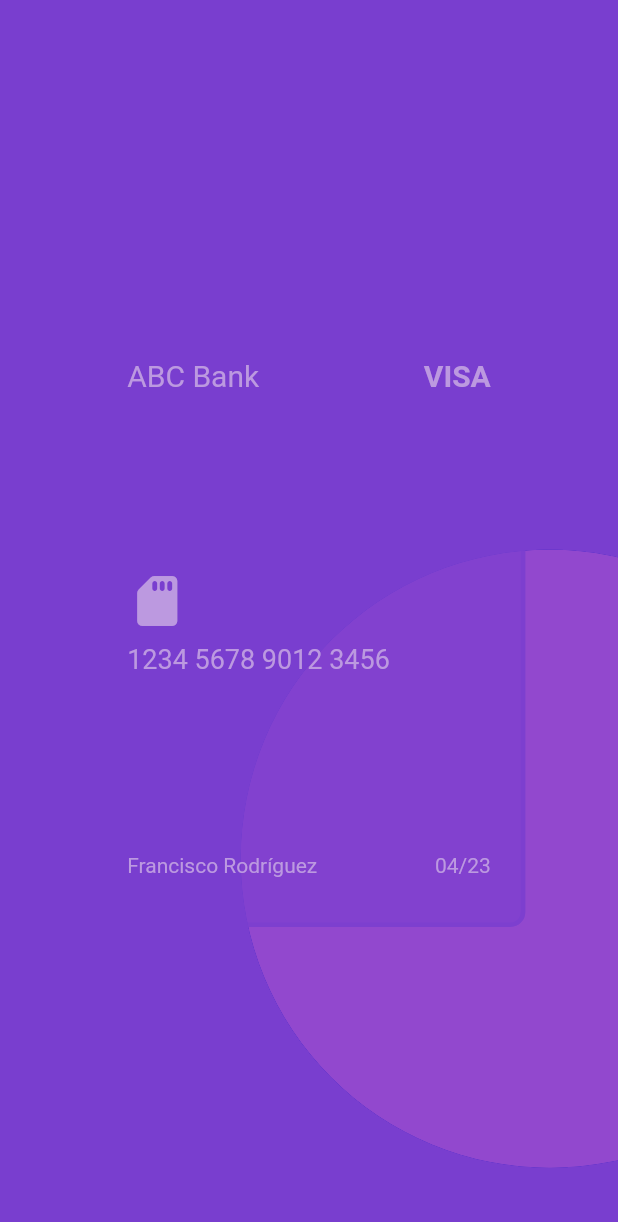
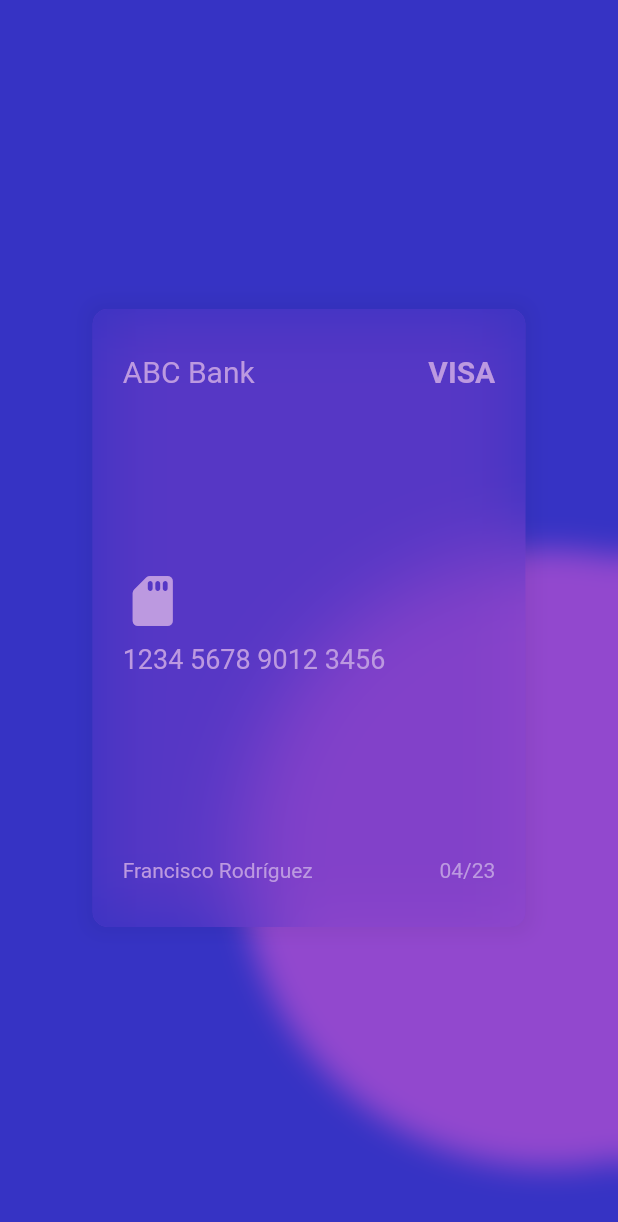
Before and after one commit to FranciscoRdz2001/gyroscope_challenge_flutter, a Flutter app: the screen it shows after launch, on a phone screen of 412 x 824 dp. Shown: the top 1222 px of the screen. Run offline on Flutter 3.47's test engine with Material 2 defaults, Android fonts, the phone set to English and light mode, and no system bars; missing offline and left inert: flutter_sensors, simple_kalman; Roboto replaces fonts that are missing (Poppins).

```diff
--- a/lib/modules/home/pages/home_page.dart
+++ b/lib/modules/home/pages/home_page.dart
@@ -18,15 +18,13 @@ class HomePage extends StatefulWidget {
 }
 
 class _HomePageState extends State<HomePage> {
-  static const accent = Color(0xff3633c4);
-  static const cardColor = Color(0xff793ecf);
   static const secondary = Color(0xff9248ce);
   static const bubblesColors = [
     Color(0xff4419c5),
     Color(0xff5121c3),
     Color(0xff682cd2),
-    accent,
-    cardColor,
+    Color.fromARGB(255, 43, 40, 186),
+    Color.fromARGB(255, 97, 45, 174),
     secondary,
   ];
 
@@ -35,15 +33,13 @@ class _HomePageState extends State<HomePage> {
 
   late final Stream<SensorEvent> stream;
   late final StreamSubscription<SensorEvent> suscription;
-  final kalmanX = SimpleKalman(q: 0.01, errorMeasure: 0.1, errorEstimate: 0.1);
-  final kalmanY = SimpleKalman(q: 0.01, errorMeasure: 0.1, errorEstimate: 0.1);
-
-  final List<List<double>> gyroData = [];
-  final int windowSize = 5;
+  final kalmanX =
+      SimpleKalman(q: 0.01, errorMeasure: 0.35, errorEstimate: 0.35);
+  final kalmanY =
+      SimpleKalman(q: 0.01, errorMeasure: 0.35, errorEstimate: 0.35);
 
   double x = 0;
   double y = 0;
-  double z = 0;
 
   @override
   void initState() {
@@ -60,12 +56,12 @@ class _HomePageState extends State<HomePage> {
   void initStream() async {
     stream = await SensorManager().sensorUpdates(
       sensorId: 1,
-      interval: const Duration(milliseconds: 0),
+      interval: const Duration(milliseconds: 50),
     );
     suscription = stream.listen((event) {
       setState(() {
-        final clampledX = clampDouble(event.data[0], -0.45, 0.45);
-        final clampledY = clampDouble(event.data[1], -0.45, 0.45);
+        final clampledX = clampDouble(event.data[0], -0.25, 0.25);
+        final clampledY = clampDouble(event.data[1], -0.25, 0.25);
         x = kalmanX.filtered(clampledX);
         y = kalmanY.filtered(clampledY);
       });
@@ -79,19 +75,20 @@ class _HomePageState extends State<HomePage> {
     final resp = ResponsiveUtil.of(context);
 
     return Scaffold(
-      body: Container(
-        // duration: const Duration(milliseconds: 500),
-        decoration: BoxDecoration(
-          gradient: LinearGradient(
-            colors: const [
-              accent,
-              cardColor,
-            ],
-            begin: Alignment.topCenter,
-            end: Alignment.bottomCenter,
-            stops: [x, y],
-          ),
-        ),
+      body: AnimatedContainer(
+        duration: const Duration(milliseconds: 500),
+        color: x.abs() <= 0.1 ? accent : cardColor,
+        // decoration: BoxDecoration(
+        // gradient: LinearGradient(
+        //   colors: const [
+        //     accent,
+        //     cardColor,
+        //   ],
+        //   begin: Alignment.centerRight,
+        //   end: Alignment.centerLeft,
+        //   // stops: [x, y],
+        // ),
+        // ),
         child: Center(
           child: Stack(
             alignment: Alignment.center,
@@ -103,9 +100,17 @@ class _HomePageState extends State<HomePage> {
                 x: y,
                 y: x,
               ),
-              SizedBox(
-                height: resp.height,
-                width: resp.width,
+              ClipRRect(
+                child: BackdropFilter(
+                  filter: ImageFilter.blur(
+                    sigmaX: 10,
+                    sigmaY: 10,
+                  ),
+                  child: SizedBox(
+                    height: resp.height,
+                    width: resp.width,
+                  ),
+                ),
               ),
               CardWidget(color: cardColor, x: x, y: y),
             ],
--- a/lib/modules/home/widgets/bubbles_background_widget.dart
+++ b/lib/modules/home/widgets/bubbles_background_widget.dart
@@ -26,8 +26,8 @@ class BubblesBackgroundWidget extends StatelessWidget {
         colors: colors,
         positions: positions,
         radius: resp.wp(50),
-        spacing: 200 * x,
-        ySpacing: 200 * y,
+        spacing: 50 * x,
+        ySpacing: 100 * y,
         directions: directions,
       ),
     );
--- a/lib/modules/home/widgets/card_widget.dart
+++ b/lib/modules/home/widgets/card_widget.dart
@@ -1,3 +1,5 @@
+import 'dart:ui';
+
 import 'package:flutter/material.dart';
 import 'package:gyroscope_challenge/app/utils/responsive_util.dart';
 import 'package:gyroscope_challenge/app/utils/text_styles_util.dart';
@@ -28,15 +30,24 @@ class CardWidget extends StatelessWidget {
       child: Container(
         height: resp.hp(50),
         width: resp.wp(70),
+        // padding: const EdgeInsets.symmetric(vertical: 30, horizontal: 20),
+        decoration: BoxDecoration(
+          color: color.withOpacity(0.5),
+          borderRadius: BorderRadius.circular(10),
+          boxShadow: [
+            BoxShadow(
+              color: Colors.black.withOpacity(0.05),
+              blurRadius: 10,
+              spreadRadius: 5,
+            ),
+          ],
+        ),
+        child: ClipRRect(
+          borderRadius: BorderRadius.circular(10),
+          child: BackdropFilter(
+            filter: ImageFilter.blur(sigmaX: 25, sigmaY: 25),
+            child: Padding(
               padding: const EdgeInsets.symmetric(vertical: 30, horizontal: 20),
-        decoration: BoxDecoration(
-          color: color.withOpacity(0.65),
-          borderRadius: BorderRadius.circular(10),
-          border: Border.all(
-            color: color.withOpacity(0.605),
-            width: 3,
-          ),
-        ),
               child: Column(
                 crossAxisAlignment: CrossAxisAlignment.start,
                 mainAxisAlignment: MainAxisAlignment.center,
@@ -60,7 +71,8 @@ class CardWidget extends StatelessWidget {
                       mainAxisAlignment: MainAxisAlignment.center,
                       crossAxisAlignment: CrossAxisAlignment.start,
                       children: [
-                  const Icon(Icons.sd_card_rounded, color: fontColor, size: 40),
+                        const Icon(Icons.sd_card_rounded,
+                            color: fontColor, size: 40),
                         SizedBox(height: resp.hp(1)),
                         Text(
                           '1234 5678 9012 3456',
@@ -86,6 +98,9 @@ class CardWidget extends StatelessWidget {
                 ],
               ),
             ),
+          ),
+        ),
+      ),
     );
   }
 }
--- a/lib/widgets/painters/bubbles_painter.dart
+++ b/lib/widgets/painters/bubbles_painter.dart
@@ -1,5 +1,3 @@
-import 'dart:math';
-
 import 'package:flutter/material.dart';
 
 class BubblesPainter extends CustomPainter {
@@ -36,7 +34,7 @@ class BubblesPainter extends CustomPainter {
       final y = positions[i + 1] * (size.height - 2 * radius) + radius;
 
       canvas.drawCircle(
-        Offset((x + spacing) * directions[i], y + ySpacing),
+        Offset((x + spacing) * directions[i], (y + ySpacing) * directions[i]),
         radius,
         paint,
       );
```
Lines whose indentation alone changed are shown as unchanged.
